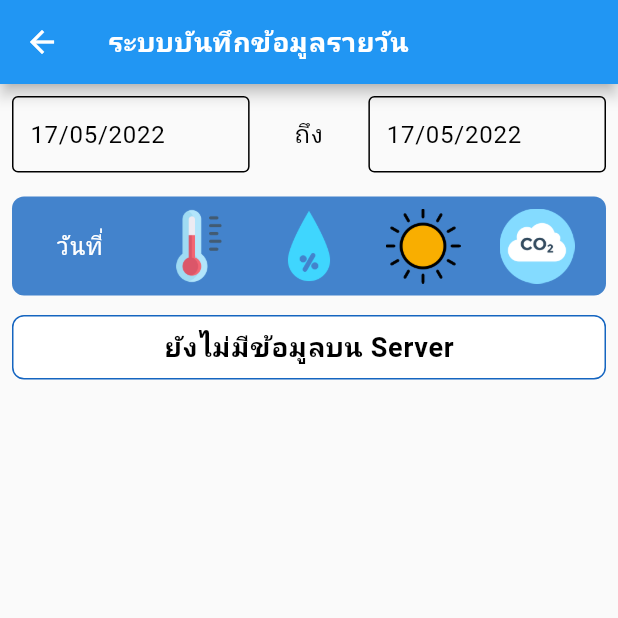
After one commit to kanphob/iot_mushroom, a Flutter app: the DailyProdListScreen screen opened directly, on a phone screen of 412 x 824 dp, the top half of it. The commit adds this screen. Run offline on Flutter 3.47's test engine with Material 2 defaults, Android fonts, the phone set to English and light mode, and no system bars; our stand-ins replace cloud_firestore, datetime_picker_formfield, firebase_core, flutter_datetime_picker, google_fonts; accounts and stored records are empty; Roboto replaces fonts that are missing (Sarabun).

Commit message:
model product provider head product provider list product style font std widget flutter sdk 3.0.0

```diff
--- a/lib/Constant/globals.dart
+++ b/lib/Constant/globals.dart
@@ -1,7 +1,7 @@
 
 import 'package:siwat_mushroom/Model/model_condition.dart';
 import 'package:siwat_mushroom/Model/model_cost_material.dart';
-import 'package:siwat_mushroom/Screen/daily_condition_create.dart';
+import 'package:intl/intl.dart';
 
 class Globals {
 
@@ -10,4 +10,5 @@ class Globals {
   static double dXPosition = 0;
   static double dYPosition = 0;
 
+  static final dateFormatUser = DateFormat('dd/MM/yyyy');
 }
--- /dev/null
+++ b/lib/Model/model_product.dart
@@ -0,0 +1,27 @@
+import 'package:siwat_mushroom/Constant/field_master.dart';
+
+class ModelProduct {
+  String sUID = '';
+  String sUserUID = '';
+  String sTemperature = ''; // อุณหภูมิ
+  String sMoisture = ''; // ความชื้น
+  String sLight = ''; // แสงสว่าง
+  int iNumFlower = 0; // จํานวนดอกที่ผลิตได้
+  int iQuantityProduced = 0; // ปริมาณที่ผลิตได้ (KG)
+  String sDateSave = ''; // วันที่บันทึก
+  String sSaveTimeStamp = ''; // เวลาที่กด Save
+
+  formFireStore({
+    required Map<String, dynamic> json,
+  }) {
+    sUID = json[FieldMaster.sProdUID] as String;
+    sUserUID = json[FieldMaster.sProdUserUID] as String;
+    sTemperature = json[FieldMaster.sProdTem] as String;
+    sMoisture = json[FieldMaster.sProdMoisture] as String;
+    sLight = json[FieldMaster.sProdLight] as String;
+    iNumFlower = json[FieldMaster.sProdNumFlower] as int;
+    iQuantityProduced = json[FieldMaster.sProdQuantityProduced] as int;
+    sDateSave = json[FieldMaster.sProdDateSave] as String;
+    sSaveTimeStamp = json[FieldMaster.sProdSaveTimeStamp] as String;
+  }
+}
--- /dev/null
+++ b/lib/Screen/product/daily_product_list_screen.dart
@@ -0,0 +1,133 @@
+//17/05/2565 ByBird
+import 'package:flutter/material.dart';
+import 'package:siwat_mushroom/Utils/font_thai.dart';
+import 'package:siwat_mushroom/provider/product/daily_product_list_provider.dart';
+import 'package:provider/provider.dart';
+
+class DailyProdListScreen extends StatelessWidget {
+  const DailyProdListScreen({Key? key}) : super(key: key);
+
+  @override
+  Widget build(BuildContext context) {
+    return MultiProvider(
+      providers: [
+        ChangeNotifierProvider(
+          create: (_) => DailyProdListProvider(context: context),
+        ),
+      ],
+      builder: (context, _) {
+        return Consumer<DailyProdListProvider>(
+          builder: (context, prov, _) {
+            if (prov.bFirst) {
+              return Scaffold(
+                body: prov.widget.waitCenter(),
+              );
+            } else {
+              return Scaffold(
+                appBar: AppBar(
+                  title: Text(
+                    'ระบบบันทึกข้อมูลรายวัน',
+                    style: FontThai.text18WhiteBold,
+                  ),
+                ),
+                body: Column(
+                  mainAxisSize: MainAxisSize.max,
+                  children: [
+                    _buildSearch(prov),
+                    _buildHead(prov),
+                    _buildItem(prov),
+                  ],
+                ),
+              );
+            }
+          },
+        );
+      },
+    );
+  }
+
+  Widget _buildSearch(DailyProdListProvider prov) {
+    return Padding(
+      padding: prov.widget.edgeAll8,
+      child: Row(
+        children: [
+          Expanded(
+            flex: 2,
+            child: TextField(
+              controller: prov.txtDateStart,
+              style: FontThai.text16BlackNormal,
+            ),
+          ),
+          Expanded(
+            flex: 1,
+            child: Text(
+              'ถึง',
+              style: FontThai.text16BlackNormal,
+              textAlign: TextAlign.center,
+              overflow: TextOverflow.ellipsis,
+            ),
+          ),
+          Expanded(
+            flex: 2,
+            child: TextField(
+              controller: prov.txtDateEnd,
+              style: FontThai.text16BlackNormal,
+            ),
+          ),
+        ],
+      ),
+    );
+  }
+
+  Widget _buildHead(DailyProdListProvider prov) {
+    return prov.widget.outlineListProd(
+      child: Row(
+        children: [
+          Expanded(
+            child: Text(
+              'วันที่',
+              style: FontThai.text16WhiteNormal,
+              textAlign: TextAlign.center,
+              overflow: TextOverflow.ellipsis,
+            ),
+          ),
+          Expanded(
+            child: prov.widget.imageIcon('assets/images/temperature.png'),
+          ),
+          Expanded(
+            child: prov.widget.imageIcon('assets/images/rainfall.png'),
+          ),
+          Expanded(
+            child: prov.widget.imageIcon('assets/images/sunny.png'),
+          ),
+          Expanded(
+            child: prov.widget.imageIcon('assets/images/co2.png'),
+          ),
+        ],
+      ),
+    );
+  }
+
+  Widget _buildItem(DailyProdListProvider prov) {
+    if (prov.bLoadList) {
+      return prov.widget.outlineListItem(
+        child: prov.widget.waitCenter(),
+      );
+    } else {
+      if (prov.listItem.isEmpty) {
+        return prov.widget.outlineListItem(
+          child: Center(
+            child: Text(
+              'ยังไม่มีข้อมูลบน Server',
+              style: FontThai.text18BlackBold,
+            ),
+          ),
+        );
+      } else {
+        return prov.widget.outlineListItem(
+          child: prov.widget.waitCenter(),
+        );
+      }
+    }
+  }
+}
--- a/lib/Screen/table_statistic_cost.dart
+++ b/lib/Screen/table_statistic_cost.dart
@@ -1,9 +1,7 @@
 import 'package:flutter/material.dart';
+import 'package:intl/intl.dart';
 import 'package:siwat_mushroom/Constant/globals.dart';
-import 'package:siwat_mushroom/Model/model_condition.dart';
 import 'package:siwat_mushroom/Model/model_cost_material.dart';
-import 'package:siwat_mushroom/Screen/daily_condition_create.dart';
-import 'package:intl/intl.dart';
 
 class TableStatisticCost extends StatefulWidget {
   TableStatisticCost({Key? key}) : super(key: key);
--- /dev/null
+++ b/lib/Utils/font_thai.dart
@@ -0,0 +1,54 @@
+import 'package:flutter/material.dart';
+import 'package:google_fonts/google_fonts.dart';
+
+class FontThai {
+  static TextStyle text16BlackNormal = GoogleFonts.sarabun(
+    textStyle: const TextStyle(
+      color: Colors.black,
+      letterSpacing: 0.5,
+      fontWeight: FontWeight.normal,
+      fontSize: 16,
+      fontStyle: FontStyle.normal,
+    ),
+  );
+
+  static TextStyle text18BlackBold = GoogleFonts.sarabun(
+    textStyle: const TextStyle(
+      color: Colors.black,
+      letterSpacing: 0.5,
+      fontWeight: FontWeight.bold,
+      fontSize: 18,
+      fontStyle: FontStyle.normal,
+    ),
+  );
+
+  static TextStyle text16WhiteNormal = GoogleFonts.sarabun(
+    textStyle: const TextStyle(
+      color: Colors.white,
+      letterSpacing: 0.5,
+      fontWeight: FontWeight.normal,
+      fontSize: 16,
+      fontStyle: FontStyle.normal,
+    ),
+  );
+
+  static TextStyle text18WhiteNormal = GoogleFonts.sarabun(
+    textStyle: const TextStyle(
+      color: Colors.white,
+      letterSpacing: 0.5,
+      fontWeight: FontWeight.normal,
+      fontSize: 18,
+      fontStyle: FontStyle.normal,
+    ),
+  );
+
+  static TextStyle text18WhiteBold = GoogleFonts.sarabun(
+    textStyle: const TextStyle(
+      color: Colors.white,
+      letterSpacing: 0.5,
+      fontWeight: FontWeight.bold,
+      fontSize: 18,
+      fontStyle: FontStyle.normal,
+    ),
+  );
+}
--- /dev/null
+++ b/lib/Utils/std_widget.dart
@@ -0,0 +1,63 @@
+import 'package:flutter/material.dart';
+
+class STDWidget {
+  final SizedBox h10 = const SizedBox(
+    height: 10,
+  );
+  final EdgeInsets edgeAll8 = const EdgeInsets.all(8.0);
+  final Duration duration400m = const Duration(milliseconds: 400);
+
+  Widget waitCenter() {
+    return const Center(
+      child: CircularProgressIndicator(),
+    );
+  }
+
+  // OutlineList Product
+  Widget outlineListProd({
+    required Widget child,
+  }) {
+    return AnimatedContainer(
+      duration: duration400m,
+      margin: edgeAll8,
+      padding: edgeAll8,
+      child: child,
+      decoration: BoxDecoration(
+        color: Colors.blue.shade800.withOpacity(0.8),
+        borderRadius: BorderRadius.circular(8),
+      ),
+    );
+  }
+
+  // Image Icon
+  Widget imageIcon(String path) {
+    return Image.asset(
+      path,
+      height: 50,
+      width: 50,
+      filterQuality: FilterQuality.medium,
+      fit: BoxFit.contain,
+    );
+  }
+
+  Widget outlineListItem({
+    required Widget child,
+    double? height,
+  }) {
+    return AnimatedContainer(
+      duration: duration400m,
+      margin: const EdgeInsets.symmetric(vertical: 5, horizontal: 8),
+      padding: edgeAll8,
+      width: double.infinity,
+      height: height,
+      child: child,
+      decoration: BoxDecoration(
+        color: Colors.white,
+        border: Border.all(
+          color: Colors.blue.shade800,
+        ),
+        borderRadius: BorderRadius.circular(8),
+      ),
+    );
+  }
+}
--- a/lib/provider/login_screen_provider.dart
+++ b/lib/provider/login_screen_provider.dart
@@ -14,13 +14,15 @@ class LoginScreenProvider with ChangeNotifier{
   bool obscureText = false;
   bool isInAsyncCall = false;
 
-   TextEditingController userIDController = TextEditingController();
-   TextEditingController userPasswordController = TextEditingController();
+  TextEditingController userIDController =
+      TextEditingController(text: 'Mushroom');
+  TextEditingController userPasswordController =
+      TextEditingController(text: '1234');
 
   FocusNode fnUserID = FocusNode();
   FocusNode fnUserPassword = FocusNode();
 
-   setUpScreenInitState(BuildContext context) async{
+  setUpScreenInitState(BuildContext context) async {
     SystemChrome.setPreferredOrientations([
       DeviceOrientation.portraitUp,
       DeviceOrientation.portraitDown,
--- /dev/null
+++ b/lib/provider/product/daily_product_list_provider.dart
@@ -0,0 +1,44 @@
+//17/05/2565 ByBird
+import 'package:flutter/material.dart';
+import 'package:siwat_mushroom/Constant/globals.dart';
+import 'package:siwat_mushroom/Model/model_product.dart';
+import 'package:siwat_mushroom/Utils/std_widget.dart';
+import 'package:siwat_mushroom/provider/product/product_head_provider.dart';
+
+class DailyProdListProvider extends ProductHeadProvider {
+  final BuildContext context;
+
+  DailyProdListProvider({
+    required this.context,
+  }) {
+    initProvider();
+  }
+
+  bool bFirst = true;
+
+  STDWidget widget = STDWidget();
+
+  // ListItem
+  bool bLoadList = true;
+  List<ModelProduct> listItem = [];
+
+  initProvider() async {
+    if (bFirst) {
+      await setDefault();
+      bFirst = false;
+      await loadDataFormServer();
+      bLoadList = false;
+      notifyListeners();
+    }
+  }
+
+  Future<void> setDefault() async {
+    DateTime dateTime = DateTime.now();
+    txtDateStart.text = Globals.dateFormatUser.format(dateTime);
+    txtDateEnd.text = Globals.dateFormatUser.format(dateTime);
+  }
+
+  Future<void> loadDataFormServer() async {
+    await getAllData(sUIDUser: 'cccc');
+  }
+}
```
Also changed, not shown: lib/Constant/field_master.dart (added, +12 -0 lines), lib/Model/model_condition.dart (+8 -3 lines), lib/Screen/home_page.dart (+21 -7 lines), lib/login_screen.dart (+8 -18 lines), lib/main.dart (+13 -95 lines), lib/provider/product/product_head_provider.dart (added, +35 -0 lines), pubspec.yaml (+9 -4 lines), pubspec.lock. Lines whose indentation alone changed are shown as unchanged.
